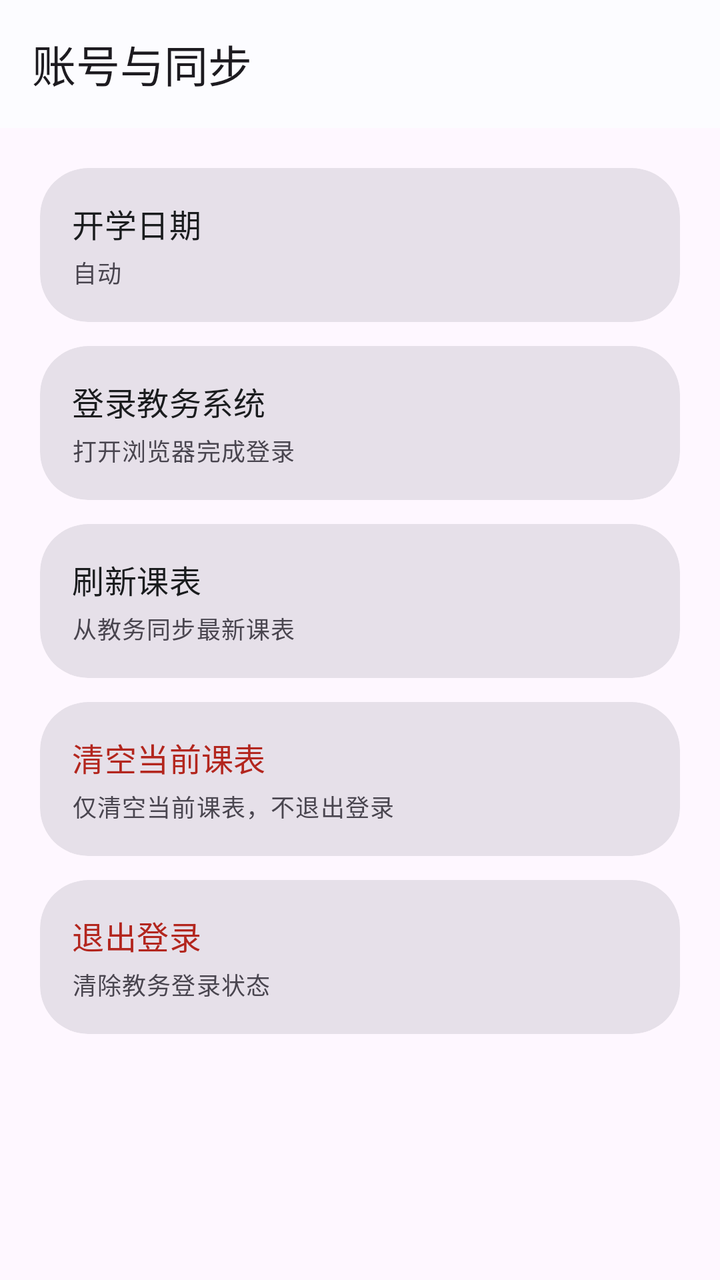
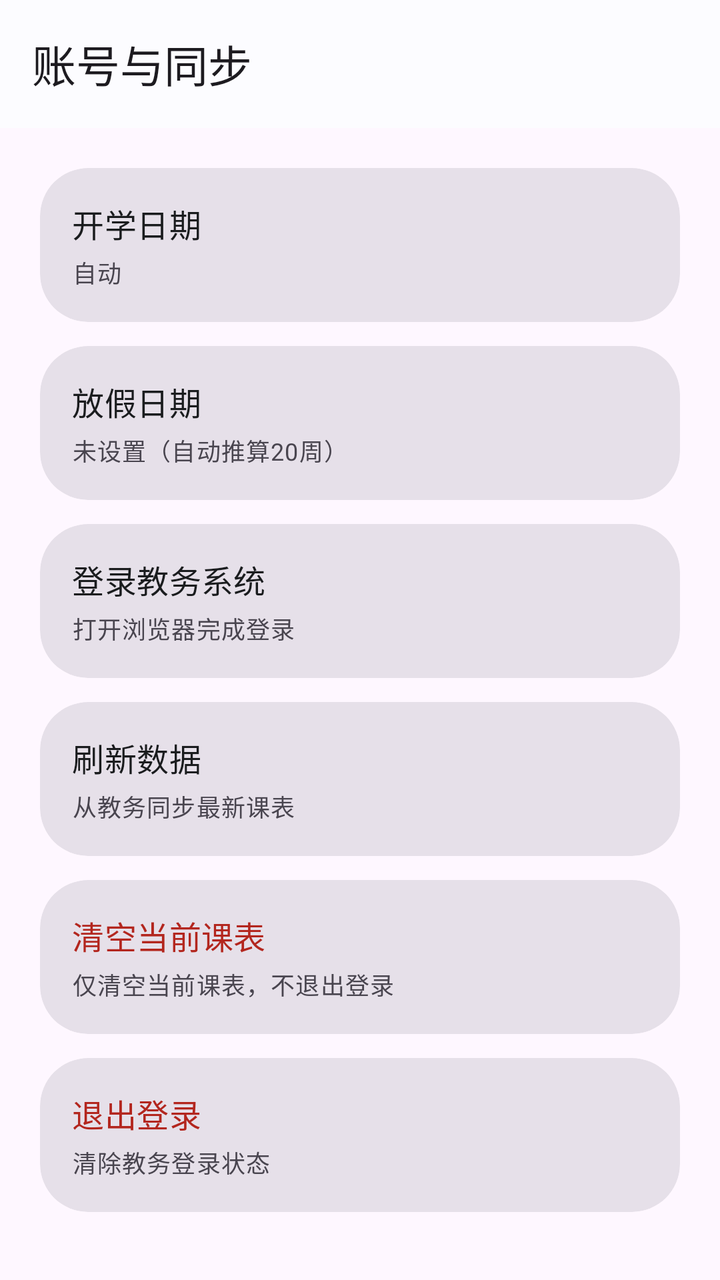

Screens rendered from an Android XML layout before and after an edit, with the pre-edit source and the edit as a unified diff.
<!-- AndroidManifest.xml: application theme Theme.MyApplication -->
<!-- res/layout/activity_settings_account.xml -->
<?xml version="1.0" encoding="utf-8"?>
<androidx.coordinatorlayout.widget.CoordinatorLayout xmlns:android="http://schemas.android.com/apk/res/android"
    xmlns:app="http://schemas.android.com/apk/res-auto"
    android:id="@+id/rootSettingsAccount"
    android:layout_width="match_parent"
    android:layout_height="match_parent"
    android:fitsSystemWindows="true">

    <com.google.android.material.appbar.AppBarLayout
        android:layout_width="match_parent"
        android:layout_height="wrap_content"
        app:liftOnScroll="true">

        <com.google.android.material.appbar.MaterialToolbar
            android:id="@+id/toolbar"
            android:layout_width="match_parent"
            android:layout_height="?attr/actionBarSize"
            app:title="账号与同步" />
    </com.google.android.material.appbar.AppBarLayout>

    <ScrollView
        android:layout_width="match_parent"
        android:layout_height="match_parent"
        app:layout_behavior="@string/appbar_scrolling_view_behavior">

        <LinearLayout
            android:layout_width="match_parent"
            android:layout_height="wrap_content"
            android:orientation="vertical"
            android:padding="20dp">

            <com.google.android.material.card.MaterialCardView
                android:id="@+id/itemSetStartDate"
                style="@style/Widget.MyApplication.SettingsCard"
                android:layout_width="match_parent"
                android:layout_height="wrap_content"
                android:layout_marginBottom="12dp"
                android:clickable="true"
                android:focusable="true"
                android:foreground="?attr/selectableItemBackground">

                <LinearLayout
                    android:layout_width="match_parent"
                    android:layout_height="wrap_content"
                    android:gravity="center_vertical"
                    android:orientation="horizontal"
                    android:padding="16dp">

                    <LinearLayout
                        android:layout_width="0dp"
                        android:layout_height="wrap_content"
                        android:layout_weight="1"
                        android:orientation="vertical">

                        <TextView
                            style="@style/Widget.MyApplication.SettingsRowTitle"
                            android:layout_width="wrap_content"
                            android:layout_height="wrap_content"
                            android:text="开学日期" />

                        <TextView
                            android:id="@+id/tvStartDateSummary"
                            style="@style/Widget.MyApplication.SettingsRowSummary"
                            android:layout_width="wrap_content"
                            android:layout_height="wrap_content"
                            android:layout_marginTop="4dp"
                            android:text="自动" />
                    </LinearLayout>
                </LinearLayout>
            </com.google.android.material.card.MaterialCardView>

            <com.google.android.material.card.MaterialCardView
                android:id="@+id/btnOpenJwxt"
                style="@style/Widget.MyApplication.SettingsCard"
                android:layout_width="match_parent"
                android:layout_height="wrap_content"
                android:layout_marginBottom="12dp"
                android:clickable="true"
                android:focusable="true"
                android:foreground="?attr/selectableItemBackground">

                <LinearLayout
                    android:layout_width="match_parent"
                    android:layout_height="wrap_content"
                    android:gravity="center_vertical"
                    android:orientation="horizontal"
                    android:padding="16dp">

                    <LinearLayout
                        android:layout_width="0dp"
                        android:layout_height="wrap_content"
                        android:layout_weight="1"
                        android:orientation="vertical">

                        <TextView
                            style="@style/Widget.MyApplication.SettingsRowTitle"
                            android:layout_width="wrap_content"
                            android:layout_height="wrap_content"
                            android:text="登录教务系统" />

                        <TextView
                            style="@style/Widget.MyApplication.SettingsRowSummary"
                            android:layout_width="wrap_content"
                            android:layout_height="wrap_content"
                            android:layout_marginTop="4dp"
                            android:text="打开浏览器完成登录" />
                    </LinearLayout>
                </LinearLayout>
            </com.google.android.material.card.MaterialCardView>

            <com.google.android.material.card.MaterialCardView
                android:id="@+id/btnExtractFromJwxt"
                style="@style/Widget.MyApplication.SettingsCard"
                android:layout_width="match_parent"
                android:layout_height="wrap_content"
                android:layout_marginBottom="12dp"
                android:clickable="true"
                android:focusable="true"
                android:foreground="?attr/selectableItemBackground">

                <LinearLayout
                    android:layout_width="match_parent"
                    android:layout_height="wrap_content"
                    android:gravity="center_vertical"
                    android:orientation="horizontal"
                    android:padding="16dp">

                    <LinearLayout
                        android:layout_width="0dp"
                        android:layout_height="wrap_content"
                        android:layout_weight="1"
                        android:orientation="vertical">

                        <TextView
                            style="@style/Widget.MyApplication.SettingsRowTitle"
                            android:layout_width="wrap_content"
                            android:layout_height="wrap_content"
                            android:text="刷新课表" />

                        <TextView
                            android:id="@+id/tvExtractSummary"
                            style="@style/Widget.MyApplication.SettingsRowSummary"
                            android:layout_width="wrap_content"
                            android:layout_height="wrap_content"
                            android:layout_marginTop="4dp"
                            android:text="从教务同步最新课表" />
                    </LinearLayout>
                </LinearLayout>
            </com.google.android.material.card.MaterialCardView>

            <com.google.android.material.card.MaterialCardView
                android:id="@+id/btnClearCurrent"
                style="@style/Widget.MyApplication.SettingsCard"
                android:layout_width="match_parent"
                android:layout_height="wrap_content"
                android:layout_marginBottom="12dp"
                android:clickable="true"
                android:focusable="true"
                android:foreground="?attr/selectableItemBackground"
                app:strokeColor="?attr/colorError">

                <LinearLayout
                    android:layout_width="match_parent"
                    android:layout_height="wrap_content"
                    android:orientation="vertical"
                    android:padding="16dp">

                    <TextView
                        style="@style/Widget.MyApplication.SettingsRowTitle"
                        android:layout_width="wrap_content"
                        android:layout_height="wrap_content"
                        android:text="清空当前课表"
                        android:textColor="?attr/colorError" />

                    <TextView
                        android:id="@+id/tvClearSummary"
                        style="@style/Widget.MyApplication.SettingsRowSummary"
                        android:layout_width="wrap_content"
                        android:layout_height="wrap_content"
                        android:layout_marginTop="4dp"
                        android:text="仅清空当前课表，不退出登录" />
                </LinearLayout>
            </com.google.android.material.card.MaterialCardView>

            <com.google.android.material.card.MaterialCardView
                android:id="@+id/btnLogout"
                style="@style/Widget.MyApplication.SettingsCard"
                android:layout_width="match_parent"
                android:layout_height="wrap_content"
                android:clickable="true"
                android:focusable="true"
                android:foreground="?attr/selectableItemBackground"
                app:strokeColor="?attr/colorError">

                <LinearLayout
                    android:layout_width="match_parent"
                    android:layout_height="wrap_content"
                    android:orientation="vertical"
                    android:padding="16dp">

                    <TextView
                        style="@style/Widget.MyApplication.SettingsRowTitle"
                        android:layout_width="wrap_content"
                        android:layout_height="wrap_content"
                        android:text="退出登录"
                        android:textColor="?attr/colorError" />

                    <TextView
                        android:id="@+id/tvLogoutSummary"
                        style="@style/Widget.MyApplication.SettingsRowSummary"
                        android:layout_width="wrap_content"
                        android:layout_height="wrap_content"
                        android:layout_marginTop="4dp"
                        android:text="清除教务登录状态" />
                </LinearLayout>
            </com.google.android.material.card.MaterialCardView>
        </LinearLayout>
    </ScrollView>

</androidx.coordinatorlayout.widget.CoordinatorLayout>
<!-- resources referenced by this layout -->
<resources>
  <style name="Widget.MyApplication.SettingsCard" parent="Widget.Material3.CardView.Filled">
          <item name="cardCornerRadius">24dp</item>
          <item name="cardElevation">0dp</item>
      </style>
  <style name="Widget.MyApplication.SettingsRowSummary" parent="TextAppearance.Material3.BodySmall">
          <item name="android:textColor">?attr/colorOnSurfaceVariant</item>
      </style>
  <style name="Widget.MyApplication.SettingsRowTitle" parent="TextAppearance.Material3.TitleMedium">
          <item name="android:textColor">?attr/colorOnSurface</item>
      </style>
  <style name="Theme.MyApplication" parent="Theme.Material3.DayNight.NoActionBar">
          <item name="windowActionModeOverlay">true</item>
          <item name="android:windowActionModeOverlay">true</item>
          <item name="android:statusBarColor">@android:color/transparent</item>
          <item name="android:navigationBarColor">@android:color/transparent</item>
          <item name="colorPrimary">@color/brand_primary</item>
          <item name="colorOnPrimary">@color/brand_on_primary</item>
          <item name="colorPrimaryContainer">@color/brand_primary_container</item>
          <item name="colorOnPrimaryContainer">@color/brand_on_primary_container</item>
          <item name="colorSecondary">@color/brand_secondary</item>
          <item name="colorOnSecondary">@color/brand_on_secondary</item>
          <item name="colorSecondaryContainer">@color/brand_secondary_container</item>
          <item name="colorOnSecondaryContainer">@color/brand_on_secondary_container</item>
          <item name="colorSurface">@color/brand_surface</item>
          <item name="colorOnSurface">@color/brand_on_surface</item>
          <item name="colorSurfaceVariant">@color/brand_surface_variant</item>
          <item name="materialAlertDialogTheme">@style/ThemeOverlay.MyApplication.MaterialAlertDialog</item>
      </style>
  <color name="brand_primary">#2A5D9F</color>
  <color name="brand_on_primary">#FFFFFFFF</color>
  <color name="brand_primary_container">#D6E3FF</color>
  <color name="brand_on_primary_container">#001B3F</color>
  <color name="brand_secondary">#4D607D</color>
  <color name="brand_on_secondary">#FFFFFFFF</color>
  <color name="brand_secondary_container">#D4E4FF</color>
  <color name="brand_on_secondary_container">#071C36</color>
  <color name="brand_surface">#FCFCFF</color>
  <color name="brand_on_surface">#1A1C1E</color>
  <color name="brand_surface_variant">#E0E2EC</color>
  <style name="ThemeOverlay.MyApplication.MaterialAlertDialog" parent="ThemeOverlay.Material3.MaterialAlertDialog">
          <item name="colorPrimary">?attr/colorPrimary</item>
          <item name="colorSecondary">?attr/colorSecondary</item>
      </style>
</resources>

<!-- the commit's change to res/layout/activity_settings_account.xml (unified diff, before → after) -->
@@ -70,6 +70,46 @@
             </com.google.android.material.card.MaterialCardView>
 
             <com.google.android.material.card.MaterialCardView
+                android:id="@+id/itemSetEndDate"
+                style="@style/Widget.MyApplication.SettingsCard"
+                android:layout_width="match_parent"
+                android:layout_height="wrap_content"
+                android:layout_marginBottom="12dp"
+                android:clickable="true"
+                android:focusable="true"
+                android:foreground="?attr/selectableItemBackground">
+
+                <LinearLayout
+                    android:layout_width="match_parent"
+                    android:layout_height="wrap_content"
+                    android:gravity="center_vertical"
+                    android:orientation="horizontal"
+                    android:padding="16dp">
+
+                    <LinearLayout
+                        android:layout_width="0dp"
+                        android:layout_height="wrap_content"
+                        android:layout_weight="1"
+                        android:orientation="vertical">
+
+                        <TextView
+                            style="@style/Widget.MyApplication.SettingsRowTitle"
+                            android:layout_width="wrap_content"
+                            android:layout_height="wrap_content"
+                            android:text="放假日期" />
+
+                        <TextView
+                            android:id="@+id/tvEndDateSummary"
+                            style="@style/Widget.MyApplication.SettingsRowSummary"
+                            android:layout_width="wrap_content"
+                            android:layout_height="wrap_content"
+                            android:layout_marginTop="4dp"
+                            android:text="未设置（自动推算20周）" />
+                    </LinearLayout>
+                </LinearLayout>
+            </com.google.android.material.card.MaterialCardView>
+
+            <com.google.android.material.card.MaterialCardView
                 android:id="@+id/btnOpenJwxt"
                 style="@style/Widget.MyApplication.SettingsCard"
                 android:layout_width="match_parent"
@@ -135,7 +175,7 @@
                             style="@style/Widget.MyApplication.SettingsRowTitle"
                             android:layout_width="wrap_content"
                             android:layout_height="wrap_content"
-                            android:text="刷新课表" />
+                            android:text="刷新数据" />
 
                         <TextView
                             android:id="@+id/tvExtractSummary"
